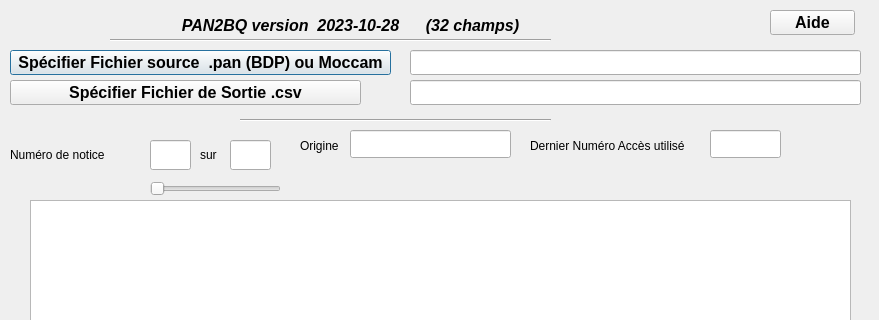
Qt form UI/BQimport_unimarc.ui (meteos77/pan2bq) before a commit; both pictures show x 0 to 879 and y 0 to 320 of the 879 by 680 pixel window.
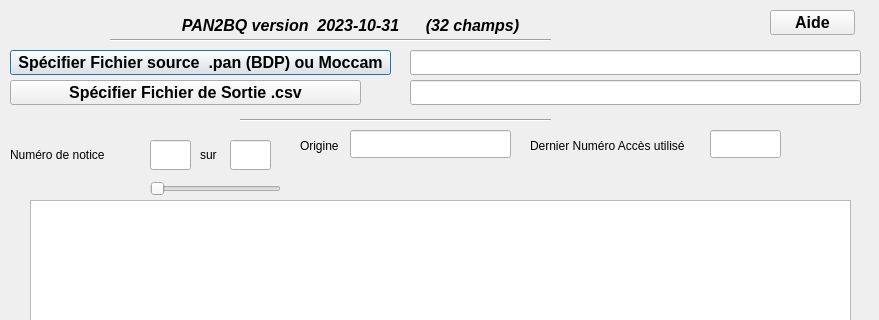
The same form after that commit.

Commit message: maj version dans gui

Patch:
```diff
--- a/UI/BQimport_unimarc.ui
+++ b/UI/BQimport_unimarc.ui
@@ -97,7 +97,7 @@
     <locale language="English" country="UnitedStates"/>
    </property>
    <property name="text">
-    <string>PAN2BQ version  2023-10-28      (32 champs)</string>
+    <string>PAN2BQ version  2023-10-31      (32 champs)</string>
    </property>
    <property name="textFormat">
     <enum>Qt::AutoText</enum>
```
